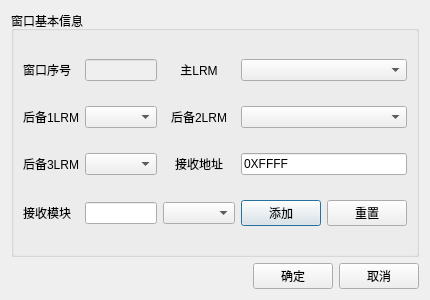
Above: dialog/versiondetectionwindowcfgdialog.ui from RobbinLin7/ARINC659-SIM before the change. Below: the same form after it.
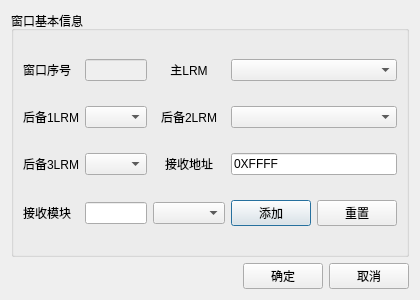
That is the form after the change.

Commit message: 修改了发送模块重复问题

Diff of the .ui file:
```diff
--- a/dialog/versiondetectionwindowcfgdialog.ui
+++ b/dialog/versiondetectionwindowcfgdialog.ui
@@ -41,7 +41,13 @@
        </widget>
       </item>
       <item row="2" column="1">
-       <widget class="QComboBox" name="backupLRM1_comboBox"/>
+       <widget class="QComboBox" name="backupLRM1_comboBox">
+        <item>
+         <property name="text">
+          <string/>
+         </property>
+        </item>
+       </widget>
       </item>
       <item row="0" column="0">
        <widget class="QLabel" name="label">
```
The commit also changes 1 other file.
